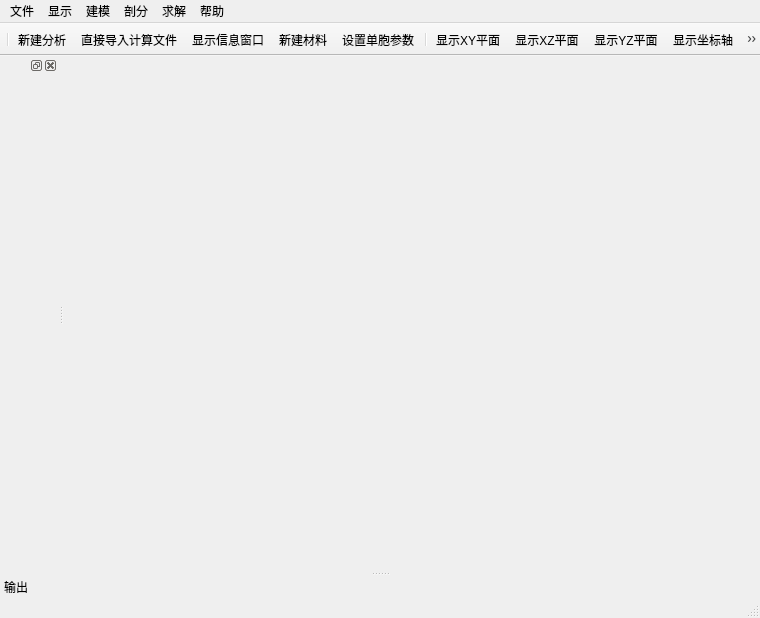
First picture: the form in forms/mainwindow.ui, repository lyq105/mscs, before the edit.
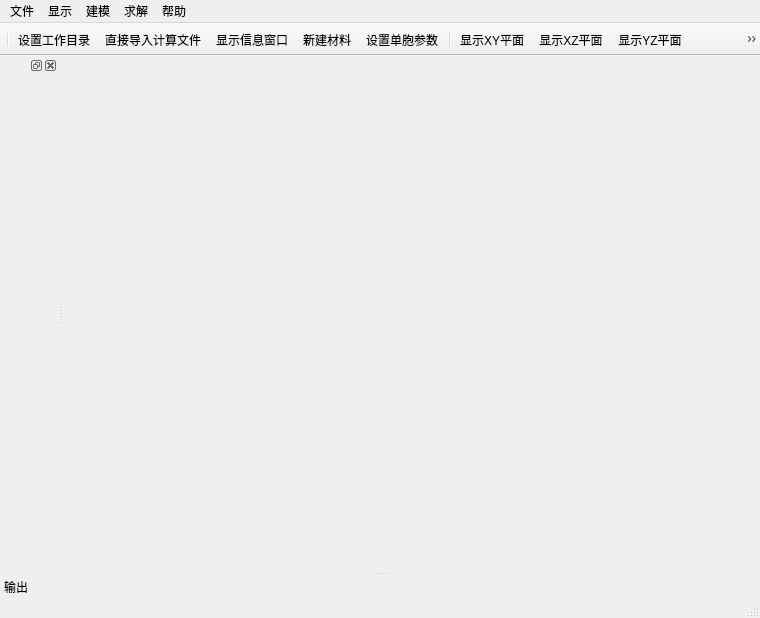
Second picture: the form after the edit. Icons and pictures are not drawn.

Diff of the .ui file:
```diff
--- a/forms/mainwindow.ui
+++ b/forms/mainwindow.ui
@@ -87,18 +87,6 @@
     <addaction name="menu_set_cell"/>
     <addaction name="menu"/>
    </widget>
-   <widget class="QMenu" name="menu_mesh">
-    <property name="enabled">
-     <bool>true</bool>
-    </property>
-    <property name="title">
-     <string>剖分</string>
-    </property>
-    <addaction name="action_mesh_cell"/>
-    <addaction name="action_mesh_homo"/>
-    <addaction name="separator"/>
-    <addaction name="action_set_mesh"/>
-   </widget>
    <widget class="QMenu" name="menu_help">
     <property name="title">
      <string>帮助</string>
@@ -116,7 +104,6 @@
    <addaction name="menu_file"/>
    <addaction name="menu_view"/>
    <addaction name="menu_model"/>
-   <addaction name="menu_mesh"/>
    <addaction name="menu_solve"/>
    <addaction name="menu_help"/>
   </widget>
@@ -183,7 +170,7 @@
      <normaloff>:/images/elisa_128px_540496_easyicon.net.png</normaloff>:/images/elisa_128px_540496_easyicon.net.png</iconset>
    </property>
    <property name="text">
-    <string>关于Mscs</string>
+    <string>关于MSCS</string>
    </property>
   </action>
   <action name="action_mesh_cell">
@@ -274,7 +261,7 @@
      <normaloff>:/icons/icons/document-new.png</normaloff>:/icons/icons/document-new.png</iconset>
    </property>
    <property name="text">
-    <string>新建分析</string>
+    <string>设置工作目录</string>
    </property>
   </action>
   <action name="action_save">
```
Left out of the diff: 40 changed lines with no effect on the pictures.
